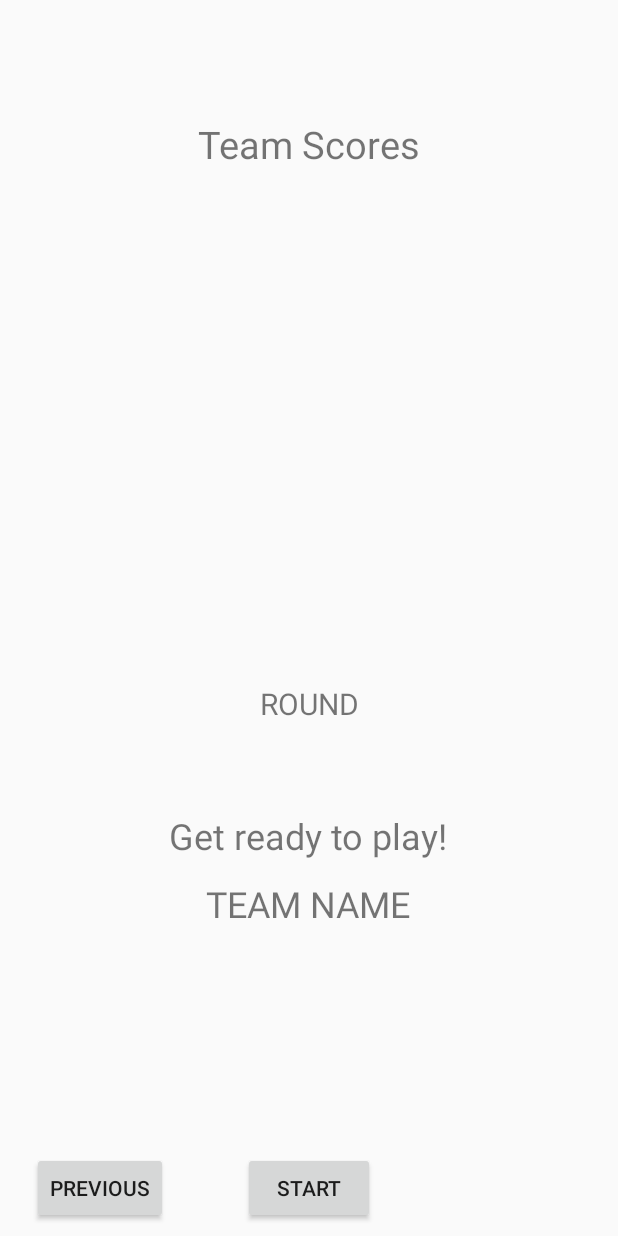
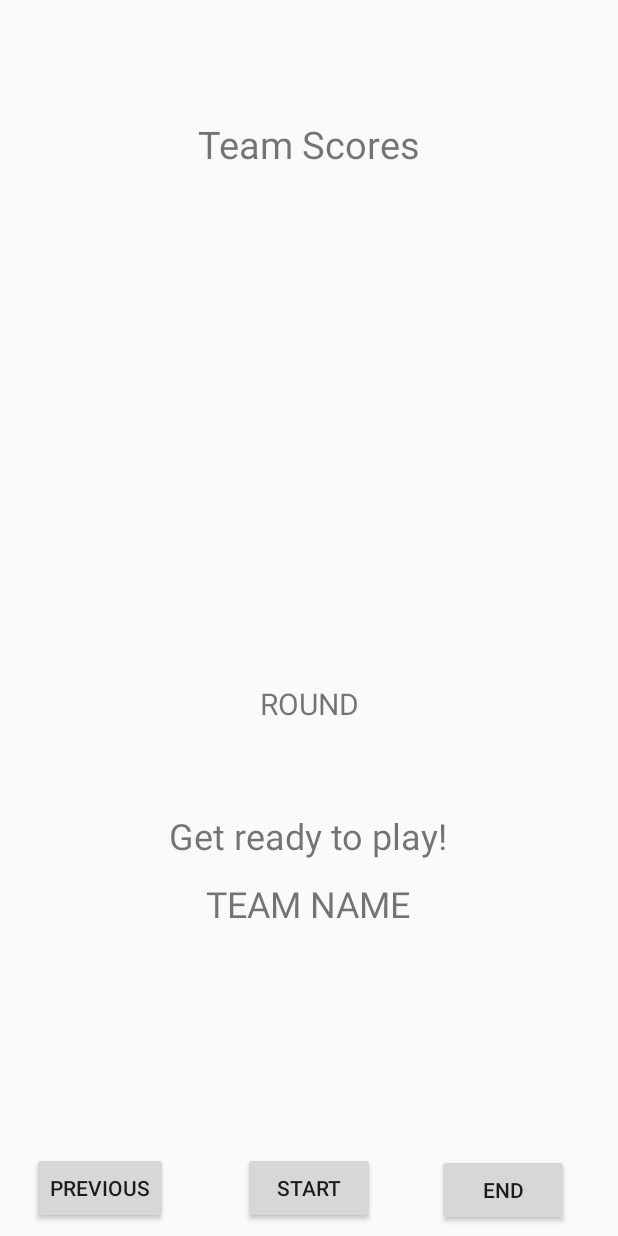
Before and after one commit to Bebrucha/Alias, an Android app: the Team_Scores_5 screen opened directly, with no data from a screen before it, on a phone screen of 412 x 824 dp. Run offline under Robolectric (Android 15) with nearby library versions, the phone set to English and light mode, and no system bars; 4 statements that could not run were skipped.

Commit message:
Sukuriau 11 langa, tik iki jo dar neina ateiti. Atsirado "end" mygtukas 5 lange, bet jis dar niekur neveda

```diff
--- a/app/build.gradle
+++ b/app/build.gradle
@@ -37,6 +37,7 @@ dependencies {
     implementation 'androidx.constraintlayout:constraintlayout:2.1.3'
     implementation 'androidx.navigation:navigation-fragment:2.4.1'
     implementation 'androidx.navigation:navigation-ui:2.4.1'
+    implementation 'androidx.test:monitor:1.4.0'
     testImplementation 'junit:junit:4.13.2'
     androidTestImplementation 'androidx.test.ext:junit:1.1.3'
     androidTestImplementation 'androidx.test.espresso:espresso-core:3.4.0'
--- a/app/src/main/res/layout/activity_team_scores_5.xml
+++ b/app/src/main/res/layout/activity_team_scores_5.xml
@@ -93,4 +93,16 @@
         app:layout_constraintTop_toBottomOf="@+id/textView_round"
         app:layout_constraintVertical_bias="0.41000003" />
 
+    <Button
+        android:id="@+id/button_end_game"
+        android:layout_width="wrap_content"
+        android:layout_height="wrap_content"
+        android:text="@string/end_game_button"
+        app:layout_constraintBottom_toBottomOf="parent"
+        app:layout_constraintEnd_toEndOf="parent"
+        app:layout_constraintHorizontal_bias="0.561"
+        app:layout_constraintStart_toEndOf="@+id/button_start_game_5"
+        app:layout_constraintTop_toTopOf="parent"
+        app:layout_constraintVertical_bias="0.991" />
+
 </androidx.constraintlayout.widget.ConstraintLayout>
--- a/app/src/main/res/values/strings.xml
+++ b/app/src/main/res/values/strings.xml
@@ -44,5 +44,8 @@
     <string name="get_ready_to_play">Get ready to play!</string>
     <string name="round">Round</string>
     <string name="team_name">Team name</string>
-
+    <string name="end_game_button">End</string>
+    <string name="end_of_the_game">END OF THE GAME</string>
+    <string name="points_scored">Points scored</string>
+    <string name="play_again">Play again</string>
 </resources>
```
Also changed, not shown: app/src/main/java/com/example/alias/Team_Scores11.java (added, +24 -0 lines), app/src/main/java/com/example/alias/Team_Scores_5.java (+10 -4 lines), app/src/main/res/layout/activity_team_scores_11.xml (added, +81 -0 lines), 2 other files.
